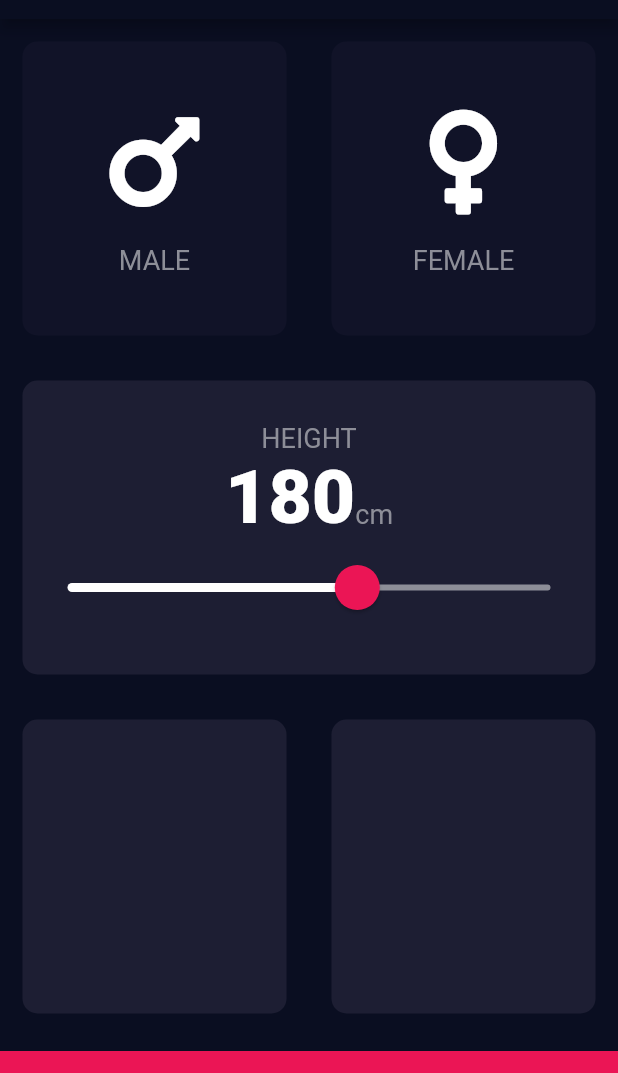
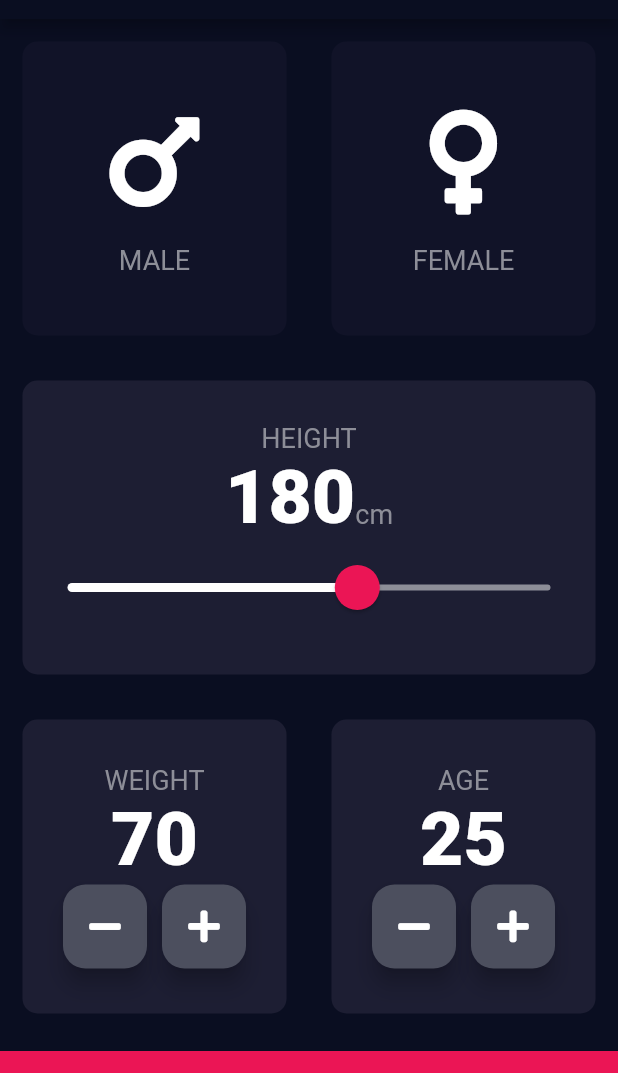
Before and after one commit to bengHak/flutter_tutorials, a Flutter app: the screen it shows after launch, on a phone screen of 412 x 824 dp, the part 65-1138 px from its top. Run offline on Flutter 3.47's test engine with Material 2 defaults, Android fonts, the phone set to English and light mode, and no system bars; our stand-ins replace audioplayers, font_awesome_flutter, rflutter_alert.

Commit message:
Customizing button

```diff
--- a/bmi-calculator-flutter-master/lib/input_page.dart
+++ b/bmi-calculator-flutter-master/lib/input_page.dart
@@ -14,6 +14,8 @@
 class _InputPageState extends State<InputPage> {
   Gender selectedGender;
   int height = 180;
+  int weight = 70;
+  int age = 25;
 
   @override
   Widget build(BuildContext context) {
@@ -120,13 +122,84 @@
                     child: ReusableCard(
                       colour: kActiveCardColour,
                       cardChild: Column(
-                        children: <Widget>[],
+                        mainAxisAlignment: MainAxisAlignment.center,
+                        children: <Widget>[
+                          Text(
+                            'WEIGHT',
+                            style: kLabelTextStyle,
+                          ),
+                          Text(
+                            weight.toString(),
+                            style: kNumberTextStyle,
+                          ),
+                          Row(
+                            mainAxisAlignment: MainAxisAlignment.center,
+                            children: <Widget>[
+                              RoundIconButton(
+                                icon: FontAwesomeIcons.minus,
+                                onPressed: () {
+                                  setState(() {
+                                    weight--;
+                                  });
+                                },
+                              ),
+                              SizedBox(
+                                width: 10.0,
+                              ),
+                              RoundIconButton(
+                                icon: FontAwesomeIcons.plus,
+                                onPressed: () {
+                                  setState(() {
+                                    weight++;
+                                  });
+                                },
+                              ),
+                            ],
+                          )
+                        ],
                       ),
                     ),
                   ),
                   Expanded(
                     child: ReusableCard(
                       colour: kActiveCardColour,
+                      cardChild: Column(
+                        mainAxisAlignment: MainAxisAlignment.center,
+                        children: <Widget>[
+                          Text(
+                            'AGE',
+                            style: kLabelTextStyle,
+                          ),
+                          Text(
+                            age.toString(),
+                            style: kNumberTextStyle,
+                          ),
+                          Row(
+                            mainAxisAlignment: MainAxisAlignment.center,
+                            children: <Widget>[
+                              RoundIconButton(
+                                icon: FontAwesomeIcons.minus,
+                                onPressed: () {
+                                  setState(() {
+                                    age--;
+                                  });
+                                },
+                              ),
+                              SizedBox(
+                                width: 10.0,
+                              ),
+                              RoundIconButton(
+                                icon: FontAwesomeIcons.plus,
+                                onPressed: () {
+                                  setState(() {
+                                    age++;
+                                  });
+                                },
+                              ),
+                            ],
+                          )
+                        ],
+                      ),
                     ),
                   ),
                 ],
@@ -144,3 +217,27 @@
         ));
   }
 }
+
+class RoundIconButton extends StatelessWidget {
+  RoundIconButton({@required this.icon, @required this.onPressed});
+
+  final IconData icon;
+  final Function onPressed;
+
+  @override
+  Widget build(BuildContext context) {
+    return RawMaterialButton(
+      child: Icon(icon),
+      onPressed: onPressed,
+      elevation: 6.0,
+      constraints: BoxConstraints.tightFor(
+        width: 56.0,
+        height: 56.0,
+      ),
+      shape: RoundedRectangleBorder(
+        borderRadius: BorderRadius.circular(15.0),
+      ),
+      fillColor: Color(0xFF4C4F5E),
+    );
+  }
+}
```
